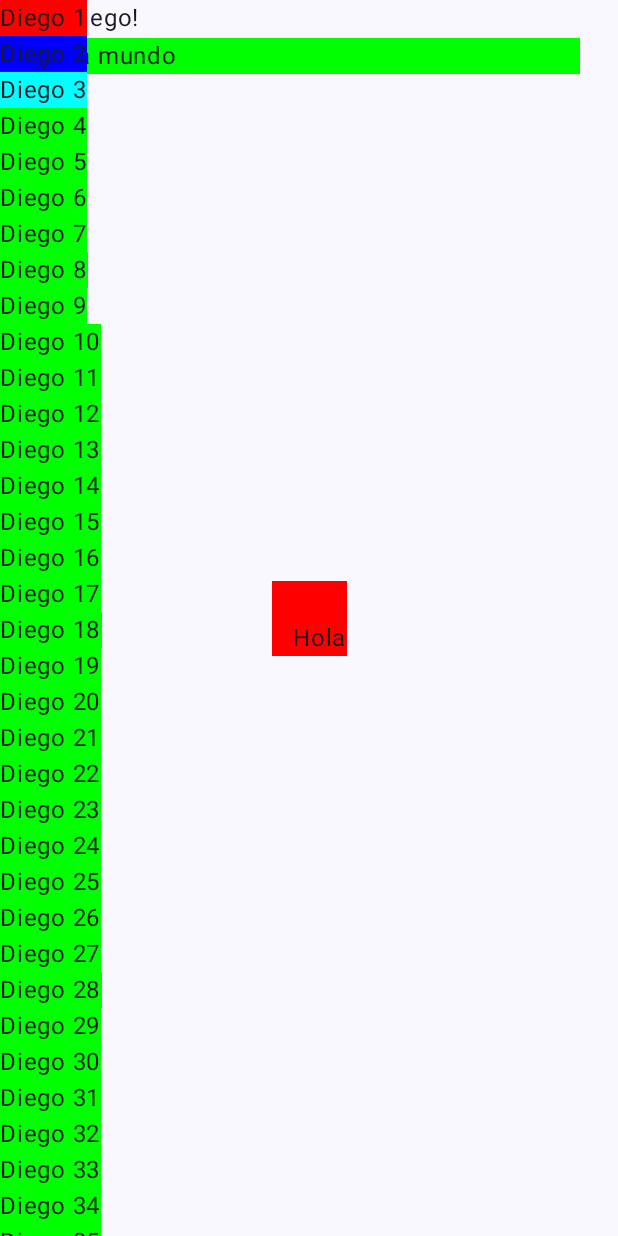
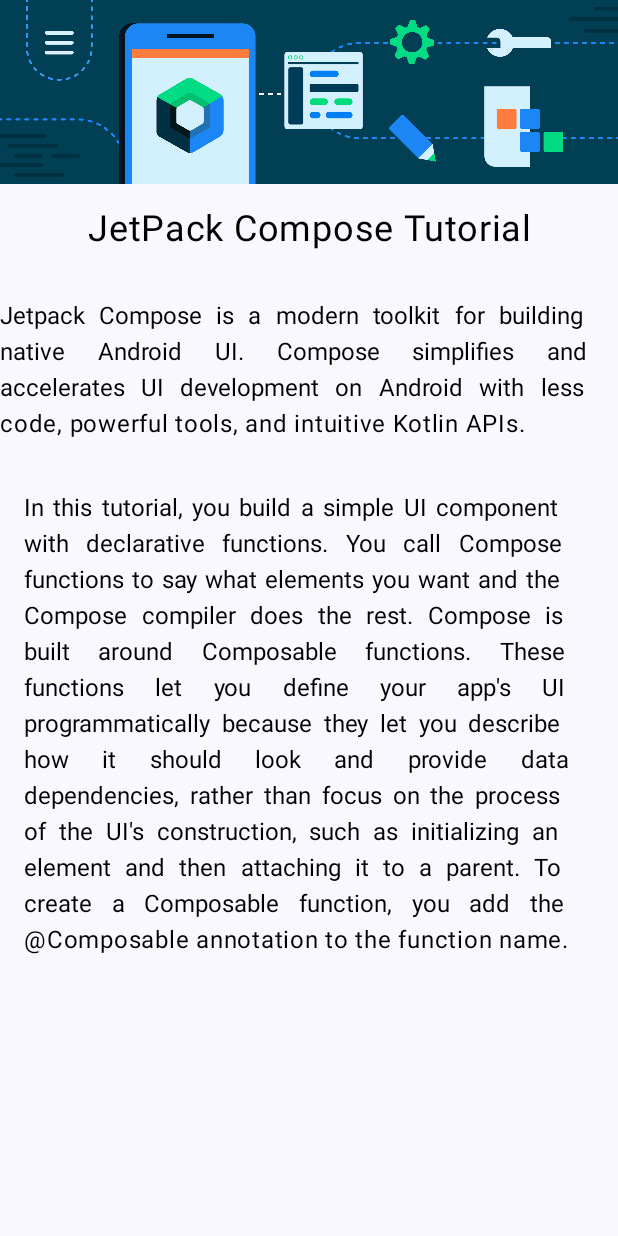
Before and after one commit to diegobenito2/Compose, an Android app built with Jetpack Compose: the screen it shows after launch (MainActivity), on a phone screen of 412 x 824 dp. Run offline under Robolectric (Android 15) with nearby library versions, the phone set to English and light mode, and no system bars.

Commit message:
tutoriales

```diff
--- /dev/null
+++ b/app/src/main/java/com/example/primeraaplicacioncompose/Components/Layouts/Tutoriales/Tutorial2.kt
@@ -0,0 +1,52 @@
+package com.example.primeraaplicacioncompose.Components.Layouts.Tutoriales
+
+
+import androidx.compose.foundation.Image
+import androidx.compose.foundation.layout.Column
+import androidx.compose.foundation.layout.fillMaxSize
+import androidx.compose.foundation.layout.fillMaxWidth
+import androidx.compose.foundation.layout.padding
+import androidx.compose.material3.Text
+import androidx.compose.runtime.Composable
+import androidx.compose.ui.Modifier
+import androidx.compose.ui.res.painterResource
+import androidx.compose.ui.text.style.TextAlign
+import androidx.compose.ui.tooling.preview.Preview
+import androidx.compose.ui.unit.dp
+import androidx.compose.ui.unit.sp
+import com.example.primeraaplicacioncompose.R
+
+@Preview (showBackground = true)
+@Composable
+fun Tutorial2() {
+
+    Column(modifier = Modifier.fillMaxSize()) {
+        Image(painter = painterResource(R.drawable.bg_compose_background),"Imagen",Modifier.fillMaxWidth())
+        Text(
+            "JetPack Compose Tutorial",
+            Modifier
+                .fillMaxWidth()
+                .padding(16.dp),
+            textAlign = TextAlign.Center,
+            fontSize = 24.sp
+        )
+
+        var mensage: String =
+            "Jetpack Compose is a modern toolkit for building native Android UI. Compose simplifies and accelerates UI development on Android with less code, powerful tools, and intuitive Kotlin APIs."
+        Text(
+            mensage, Modifier
+                .fillMaxWidth()
+                .padding(0.dp, 16.dp, 0.dp, 16.dp),
+            textAlign = TextAlign.Justify
+        )
+        mensage =
+            "In this tutorial, you build a simple UI component with declarative functions. You call Compose functions to say what elements you want and the Compose compiler does the rest. Compose is built around Composable functions. These functions let you define your app's UI programmatically because they let you describe how it should look and provide data dependencies, rather than focus on the process of the UI's construction, such as initializing an element and then attaching it to a parent. To create a Composable function, you add the @Composable annotation to the function name."
+        Text(
+            mensage, Modifier
+                .fillMaxWidth()
+                .padding(16.dp, 16.dp, 16.dp, 16.dp),
+            textAlign = TextAlign.Justify
+        )
+    }
+
+}
--- a/app/src/main/java/com/example/primeraaplicacioncompose/MainActivity.kt
+++ b/app/src/main/java/com/example/primeraaplicacioncompose/MainActivity.kt
@@ -18,8 +18,11 @@
 import androidx.compose.ui.graphics.Color
 import androidx.compose.ui.tooling.preview.Preview
 import androidx.compose.ui.unit.dp
+import com.example.primeraaplicacioncompose.Components.Layouts.Tutoriales.Tutorial1
+import com.example.primeraaplicacioncompose.Components.Layouts.Tutoriales.Tutorial2
 import com.example.primeraaplicacioncompose.ui.theme.PrimeraAplicacionComposeTheme
 import com.example.primeraaplicacioncompose.Components.Layouts.myColum
+import com.example.primeraaplicacioncompose.Components.Layouts.myRow
 
 class MainActivity : ComponentActivity() {
     override fun onCreate(savedInstanceState: Bundle?) {
@@ -28,7 +31,8 @@
         setContent {
             PrimeraAplicacionComposeTheme {
                 Scaffold(modifier = Modifier.fillMaxSize()) { innerPadding ->
-                    greeting(
+
+                    /*greeting(
                         name = "Diego",
                         modifier = Modifier.padding(innerPadding)
                     )
@@ -40,9 +44,10 @@
                     )
                     myBox2()
                     myColum()
-
-
+                    myRow(modifier = Modifier.padding(innerPadding))*/
+                    //Tutorial1("Hola esto es el tutorial 1","From Diego", modifier = Modifier.padding(innerPadding))
                 }
+                    Tutorial2()
             }
         }
     }
```
Also changed, not shown: app/src/main/java/com/example/primeraaplicacioncompose/Components/Layouts/MyColumn.kt (+21 -2 lines), app/src/main/java/com/example/primeraaplicacioncompose/Components/Layouts/Tutoriales/Tutorial1.kt (added, +29 -0 lines), app/src/main/java/com/example/primeraaplicacioncompose/Components/Layouts/Tutoriales/Tutorial3.kt (added, +15 -0 lines), app/src/main/res/drawable/bg_compose_background.png (added), app/src/main/res/drawable/ic_task_completed.png (added).
